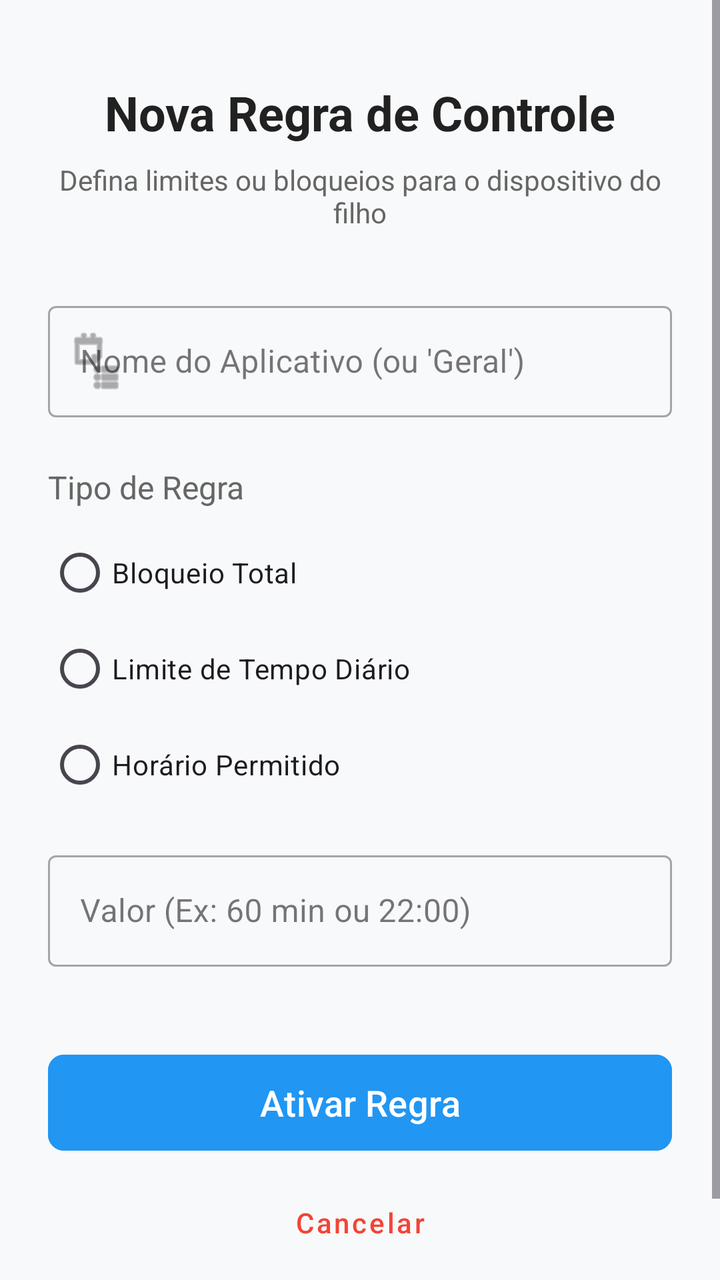
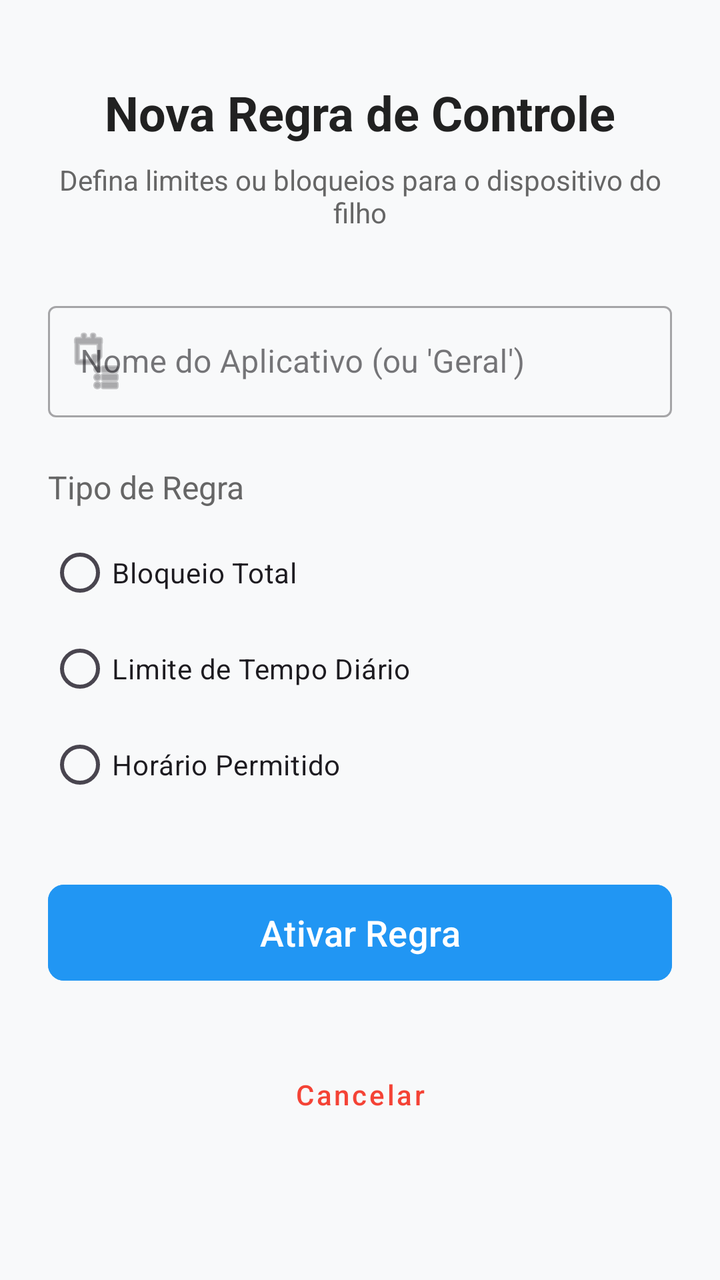

Before-and-after screenshots of an Android layout around one commit, followed by the original layout XML and the change that was made.
<!-- AndroidManifest.xml: application theme Theme.Supervisionador -->
<!-- res/layout/activity_criar_regra.xml -->
<?xml version="1.0" encoding="utf-8"?>
<ScrollView xmlns:android="http://schemas.android.com/apk/res/android"
    xmlns:app="http://schemas.android.com/apk/res-auto"
    xmlns:tools="http://schemas.android.com/tools"
    android:layout_width="match_parent"
    android:layout_height="match_parent"
    android:fillViewport="true"
    android:background="#F8F9FA">

    <androidx.constraintlayout.widget.ConstraintLayout
        android:layout_width="match_parent"
        android:layout_height="wrap_content"
        android:padding="24dp">

        <TextView
            android:id="@+id/txtTituloRegra"
            android:layout_width="wrap_content"
            android:layout_height="wrap_content"
            android:layout_marginTop="16dp"
            android:text="Nova Regra de Controle"
            android:textColor="#212121"
            android:textSize="24sp"
            android:textStyle="bold"
            app:layout_constraintEnd_toEndOf="parent"
            app:layout_constraintStart_toStartOf="parent"
            app:layout_constraintTop_toTopOf="parent" />

        <TextView
            android:id="@+id/txtSubRegra"
            android:layout_width="0dp"
            android:layout_height="wrap_content"
            android:layout_marginTop="8dp"
            android:text="Defina limites ou bloqueios para o dispositivo do filho"
            android:textAlignment="center"
            android:textColor="#666666"
            android:textSize="14sp"
            app:layout_constraintEnd_toEndOf="parent"
            app:layout_constraintStart_toStartOf="parent"
            app:layout_constraintTop_toBottomOf="@id/txtTituloRegra" />

        <com.google.android.material.textfield.TextInputLayout
            android:id="@+id/layoutAppRegra"
            style="@style/Widget.MaterialComponents.TextInputLayout.OutlinedBox"
            android:layout_width="0dp"
            android:layout_height="wrap_content"
            android:layout_marginTop="32dp"
            android:hint="Nome do Aplicativo (ou 'Geral')"
            app:layout_constraintEnd_toEndOf="parent"
            app:layout_constraintStart_toStartOf="parent"
            app:layout_constraintTop_toBottomOf="@id/txtSubRegra"
            app:startIconDrawable="@android:drawable/ic_menu_agenda">

            <com.google.android.material.textfield.TextInputEditText
                android:id="@+id/edtNomeAppRegra"
                android:layout_width="match_parent"
                android:layout_height="wrap_content"
                android:inputType="text" />
        </com.google.android.material.textfield.TextInputLayout>

        <TextView
            android:id="@+id/lblTipoRegra"
            android:layout_width="wrap_content"
            android:layout_height="wrap_content"
            android:layout_marginTop="24dp"
            android:text="Tipo de Regra"
            android:textColor="#666666"
            android:textSize="16sp"
            app:layout_constraintStart_toStartOf="parent"
            app:layout_constraintTop_toBottomOf="@id/layoutAppRegra" />

        <RadioGroup
            android:id="@+id/rgTipoRegra"
            android:layout_width="0dp"
            android:layout_height="wrap_content"
            android:layout_marginTop="8dp"
            android:orientation="vertical"
            app:layout_constraintEnd_toEndOf="parent"
            app:layout_constraintStart_toStartOf="parent"
            app:layout_constraintTop_toBottomOf="@id/lblTipoRegra">

            <RadioButton
                android:id="@+id/rbBloqueio"
                android:layout_width="wrap_content"
                android:layout_height="wrap_content"
                android:text="Bloqueio Total" />

            <RadioButton
                android:id="@+id/rbLimiteTempo"
                android:layout_width="wrap_content"
                android:layout_height="wrap_content"
                android:text="Limite de Tempo Diário" />

            <RadioButton
                android:id="@+id/rbHorario"
                android:layout_width="wrap_content"
                android:layout_height="wrap_content"
                android:text="Horário Permitido" />
        </RadioGroup>

        <com.google.android.material.textfield.TextInputLayout
            android:id="@+id/layoutValorRegra"
            style="@style/Widget.MaterialComponents.TextInputLayout.OutlinedBox"
            android:layout_width="0dp"
            android:layout_height="wrap_content"
            android:layout_marginTop="16dp"
            android:hint="Valor (Ex: 60 min ou 22:00)"
            app:layout_constraintEnd_toEndOf="parent"
            app:layout_constraintStart_toStartOf="parent"
            app:layout_constraintTop_toBottomOf="@id/rgTipoRegra">

            <com.google.android.material.textfield.TextInputEditText
                android:id="@+id/edtValorRegra"
                android:layout_width="match_parent"
                android:layout_height="wrap_content"
                android:inputType="text" />
        </com.google.android.material.textfield.TextInputLayout>

        <com.google.android.material.button.MaterialButton
            android:id="@+id/btnSalvarRegra"
            android:layout_width="0dp"
            android:layout_height="56dp"
            android:layout_marginTop="40dp"
            android:backgroundTint="#2196F3"
            android:text="Ativar Regra"
            android:textAllCaps="false"
            android:textSize="18sp"
            app:cornerRadius="8dp"
            app:layout_constraintEnd_toEndOf="parent"
            app:layout_constraintStart_toStartOf="parent"
            app:layout_constraintTop_toBottomOf="@id/layoutValorRegra" />

        <com.google.android.material.button.MaterialButton
            android:id="@+id/btnCancelarRegra"
            style="@style/Widget.MaterialComponents.Button.TextButton"
            android:layout_width="wrap_content"
            android:layout_height="wrap_content"
            android:layout_marginTop="8dp"
            android:layout_marginBottom="24dp"
            android:text="Cancelar"
            android:textAllCaps="false"
            android:textColor="#F44336"
            app:layout_constraintBottom_toBottomOf="parent"
            app:layout_constraintEnd_toEndOf="parent"
            app:layout_constraintStart_toStartOf="parent"
            app:layout_constraintTop_toBottomOf="@id/btnSalvarRegra" />

        <ProgressBar
            android:id="@+id/progressBar"
            android:layout_width="wrap_content"
            android:layout_height="wrap_content"
            android:visibility="gone"
            app:layout_constraintBottom_toBottomOf="parent"
            app:layout_constraintEnd_toEndOf="parent"
            app:layout_constraintStart_toStartOf="parent"
            app:layout_constraintTop_toTopOf="parent" />

    </androidx.constraintlayout.widget.ConstraintLayout>
</ScrollView>
<!-- resources referenced by this layout -->
<resources>
  <style name="Theme.Supervisionador" parent="Base.Theme.Supervisionador" />
  <style name="Base.Theme.Supervisionador" parent="Theme.Material3.DayNight.NoActionBar">
          
          
      </style>
</resources>

<!-- the commit's change to res/layout/activity_criar_regra.xml (unified diff, before → after) -->
@@ -1,7 +1,6 @@
 <?xml version="1.0" encoding="utf-8"?>
 <ScrollView xmlns:android="http://schemas.android.com/apk/res/android"
     xmlns:app="http://schemas.android.com/apk/res-auto"
-    xmlns:tools="http://schemas.android.com/tools"
     android:layout_width="match_parent"
     android:layout_height="match_parent"
     android:fillViewport="true"
@@ -97,29 +96,81 @@
                 android:text="Horário Permitido" />
         </RadioGroup>
 
+        
         <com.google.android.material.textfield.TextInputLayout
-            android:id="@+id/layoutValorRegra"
+            android:id="@+id/layoutLimiteTempo"
             style="@style/Widget.MaterialComponents.TextInputLayout.OutlinedBox"
             android:layout_width="0dp"
             android:layout_height="wrap_content"
             android:layout_marginTop="16dp"
-            android:hint="Valor (Ex: 60 min ou 22:00)"
+            android:hint="Tempo em minutos (Ex: 60)"
+            android:visibility="gone"
             app:layout_constraintEnd_toEndOf="parent"
             app:layout_constraintStart_toStartOf="parent"
             app:layout_constraintTop_toBottomOf="@id/rgTipoRegra">
 
             <com.google.android.material.textfield.TextInputEditText
-                android:id="@+id/edtValorRegra"
+                android:id="@+id/edtLimiteTempo"
                 android:layout_width="match_parent"
                 android:layout_height="wrap_content"
-                android:inputType="text" />
+                android:inputType="number" />
         </com.google.android.material.textfield.TextInputLayout>
+
+        
+        <LinearLayout
+            android:id="@+id/layoutHorarioPermitido"
+            android:layout_width="0dp"
+            android:layout_height="wrap_content"
+            android:layout_marginTop="16dp"
+            android:orientation="horizontal"
+            android:visibility="gone"
+            app:layout_constraintEnd_toEndOf="parent"
+            app:layout_constraintStart_toStartOf="parent"
+            app:layout_constraintTop_toBottomOf="@id/rgTipoRegra">
+
+            <com.google.android.material.textfield.TextInputLayout
+                style="@style/Widget.MaterialComponents.TextInputLayout.OutlinedBox"
+                android:layout_width="0dp"
+                android:layout_height="wrap_content"
+                android:layout_weight="1"
+                android:layout_marginEnd="8dp"
+                android:hint="Início (08:00)">
+
+                <com.google.android.material.textfield.TextInputEditText
+                    android:id="@+id/edtHoraInicio"
+                    android:layout_width="match_parent"
+                    android:layout_height="wrap_content"
+                    android:inputType="time" />
+            </com.google.android.material.textfield.TextInputLayout>
+
+            <com.google.android.material.textfield.TextInputLayout
+                style="@style/Widget.MaterialComponents.TextInputLayout.OutlinedBox"
+                android:layout_width="0dp"
+                android:layout_height="wrap_content"
+                android:layout_weight="1"
+                android:hint="Fim (22:00)">
+
+                <com.google.android.material.textfield.TextInputEditText
+                    android:id="@+id/edtHoraFim"
+                    android:layout_width="match_parent"
+                    android:layout_height="wrap_content"
+                    android:inputType="time" />
+            </com.google.android.material.textfield.TextInputLayout>
+        </LinearLayout>
+
+        
+        <androidx.constraintlayout.widget.Barrier
+            android:id="@+id/barrierRegras"
+            android:layout_width="wrap_content"
+            android:layout_height="wrap_content"
+            app:barrierDirection="bottom"
+            app:constraint_referenced_ids="rgTipoRegra,layoutLimiteTempo,layoutHorarioPermitido" />
 
         <com.google.android.material.button.MaterialButton
             android:id="@+id/btnSalvarRegra"
             android:layout_width="0dp"
             android:layout_height="56dp"
-            android:layout_marginTop="40dp"
+            android:layout_marginTop="32dp"
             android:backgroundTint="#2196F3"
             android:text="Ativar Regra"
             android:textAllCaps="false"
@@ -127,7 +178,7 @@
             app:cornerRadius="8dp"
             app:layout_constraintEnd_toEndOf="parent"
             app:layout_constraintStart_toStartOf="parent"
-            app:layout_constraintTop_toBottomOf="@id/layoutValorRegra" />
+            app:layout_constraintTop_toBottomOf="@id/barrierRegras" />
 
         <com.google.android.material.button.MaterialButton
             android:id="@+id/btnCancelarRegra"
